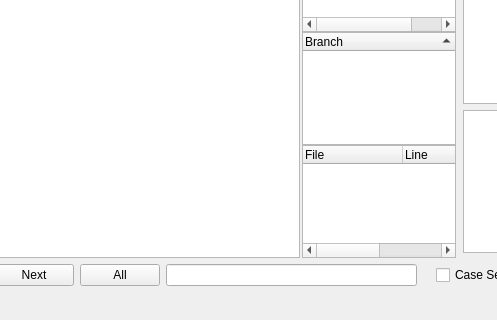
First picture: the form in source/mainwindow.ui, repository Rolloke/GUI-Apps, before the edit; both pictures show x 227 to 724 and y 232 to 552 of the 1023 by 552 pixel window.
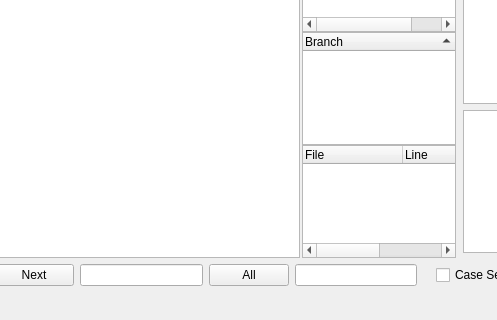
Second picture: the form after the edit. Icons and pictures are not drawn. Custom widgets are drawn as their Qt base class.

Commit message: implemented find replace, typed binary display open externally

The edit to the form file:
```diff
--- a/source/mainwindow.ui
+++ b/source/mainwindow.ui
@@ -938,7 +938,14 @@
        </widget>
       </item>
       <item>
-       <widget class="QPushButton" name="btnFindAll">
+       <widget class="QLineEdit" name="edtFindText">
+        <property name="toolTip">
+         <string>Enter search expression or words</string>
+        </property>
+       </widget>
+      </item>
+      <item>
+       <widget class="QPushButton" name="btnFindX">
         <property name="toolTip">
          <string>Search all </string>
         </property>
@@ -948,11 +955,7 @@
        </widget>
       </item>
       <item>
-       <widget class="QLineEdit" name="edtFindText">
-        <property name="toolTip">
-         <string>Enter search expression or words</string>
-        </property>
-       </widget>
+       <widget class="QLineEdit" name="edtReplaceText"/>
       </item>
       <item>
        <widget class="QLabel" name="label_space2">
```
The commit also changes 18 other files.
